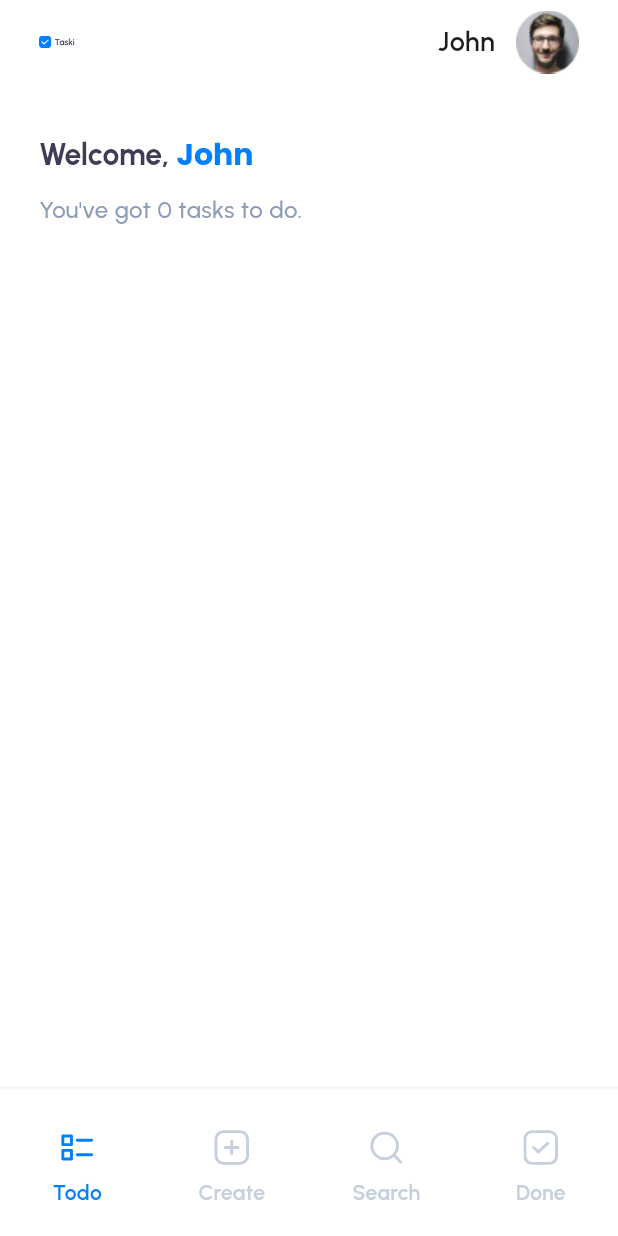
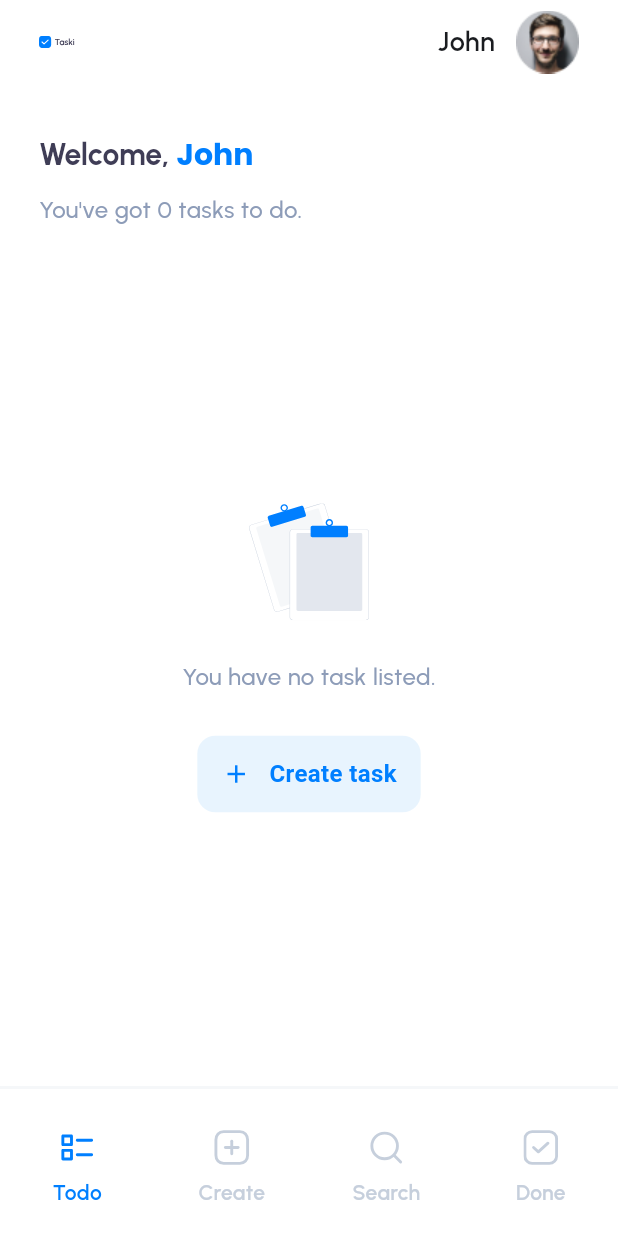
Before and after one commit to bxedy/todo_app, a Flutter app: the screen it shows after launch, on a phone screen of 412 x 824 dp. Run offline on Flutter 3.47's test engine with Material 3 defaults, Android fonts, the phone set to English and light mode, and no system bars; our stand-ins replace flutter_svg, get_it, google_fonts, sqflite; accounts and stored records are empty.

Commit message:
feat: Adiciona empty state na tela de ToDos

```diff
--- a/lib/features/tasks/presentation/components/empty_tasks_warning.dart
+++ b/lib/features/tasks/presentation/components/empty_tasks_warning.dart
@@ -4,24 +4,67 @@ import 'package:todo_app/core/ui/app_assets.dart';
 import 'package:todo_app/core/ui/app_colors.dart';
 
 class EmptyTasksWarning extends StatelessWidget {
+  final Function()? onButtonTap;
+
   const EmptyTasksWarning({
     super.key,
+    this.onButtonTap,
   });
 
   @override
   Widget build(BuildContext context) {
     return Column(
+      mainAxisAlignment: MainAxisAlignment.center,
       children: [
-        AppAssets.emptyStateIllustration.svgPictureFromPath(height: 82, width: 80),
+        AppAssets.emptyStateIllustration
+            .svgPictureFromPath(height: 82, width: 80),
         const SizedBox(height: 24),
         Text(
-          'No result found.',
+          onButtonTap != null ? 'You have no task listed.' : 'No result found.',
           style: GoogleFonts.urbanist(
             color: AppColors.slateBlue,
             fontWeight: FontWeight.w500,
             fontSize: 16,
           ),
-        )
+        ),
+        if (onButtonTap != null) ...[
+          const SizedBox(height: 28),
+          Material(
+            color: Colors.transparent,
+            child: InkWell(
+              onTap: onButtonTap,
+              borderRadius: BorderRadius.circular(12),
+              child: Container(
+                padding:
+                    const EdgeInsets.symmetric(vertical: 14, horizontal: 16),
+                decoration: BoxDecoration(
+                  color: Colors.blue.withOpacity(0.1),
+                  borderRadius: BorderRadius.circular(12),
+                ),
+                child: const Row(
+                  mainAxisSize: MainAxisSize.min,
+                  mainAxisAlignment: MainAxisAlignment.center,
+                  children: [
+                    Icon(
+                      Icons.add,
+                      color: AppColors.blue,
+                      size: 20,
+                    ),
+                    SizedBox(width: 12),
+                    Text(
+                      'Create task',
+                      style: TextStyle(
+                        color: AppColors.blue,
+                        fontSize: 16,
+                        fontWeight: FontWeight.bold,
+                      ),
+                    ),
+                  ],
+                ),
+              ),
+            ),
+          ),
+        ]
       ],
     );
   }
--- a/lib/features/tasks/presentation/components/tabs/todo_tasks/todo_tasks_tab.dart
+++ b/lib/features/tasks/presentation/components/tabs/todo_tasks/todo_tasks_tab.dart
@@ -1,6 +1,7 @@
 import 'package:flutter/material.dart';
 import 'package:google_fonts/google_fonts.dart';
 import 'package:todo_app/core/ui/app_colors.dart';
+import 'package:todo_app/features/tasks/presentation/components/empty_tasks_warning.dart';
 import 'package:todo_app/features/tasks/presentation/components/task_card.dart';
 import 'package:todo_app/features/tasks/presentation/tasks_controller.dart';
 
@@ -17,7 +18,7 @@ class _TodoTasksTabState extends State<TodoTasksTab> {
   @override
   void initState() {
     WidgetsBinding.instance.addPostFrameCallback((_) {
-      widget.tasksController.loadTasks();
+      widget.tasksController.loadTasks(isDone: false);
     });
 
     super.initState();
@@ -63,13 +64,21 @@ class _TodoTasksTabState extends State<TodoTasksTab> {
                   ),
                 ),
                 const SizedBox(height: 32),
-                ListView.separated(
+                Expanded(
+                  flex: 10,
+                  child: widget.tasksController.tasks.isEmpty
+                      ? Center(
+                          child: EmptyTasksWarning(
+                            onButtonTap: () {},
+                          ),
+                        )
+                      : ListView.separated(
                           itemCount: widget.tasksController.tasks.length,
                           shrinkWrap: true,
                           itemBuilder: (context, index) {
                             final task = widget.tasksController.tasks[index];
                             return TaskCard(
-                      task: task,
+                              task: task.copyWith(isDone: true),
                               onChanged: (_) {
                                 widget.tasksController.toggleIsDone(task);
                               },
@@ -78,6 +87,7 @@ class _TodoTasksTabState extends State<TodoTasksTab> {
                           separatorBuilder: (context, index) {
                             return const SizedBox(height: 16);
                           },
+                        ),
                 )
               ],
             ),
```
Lines whose indentation alone changed are shown as unchanged.
